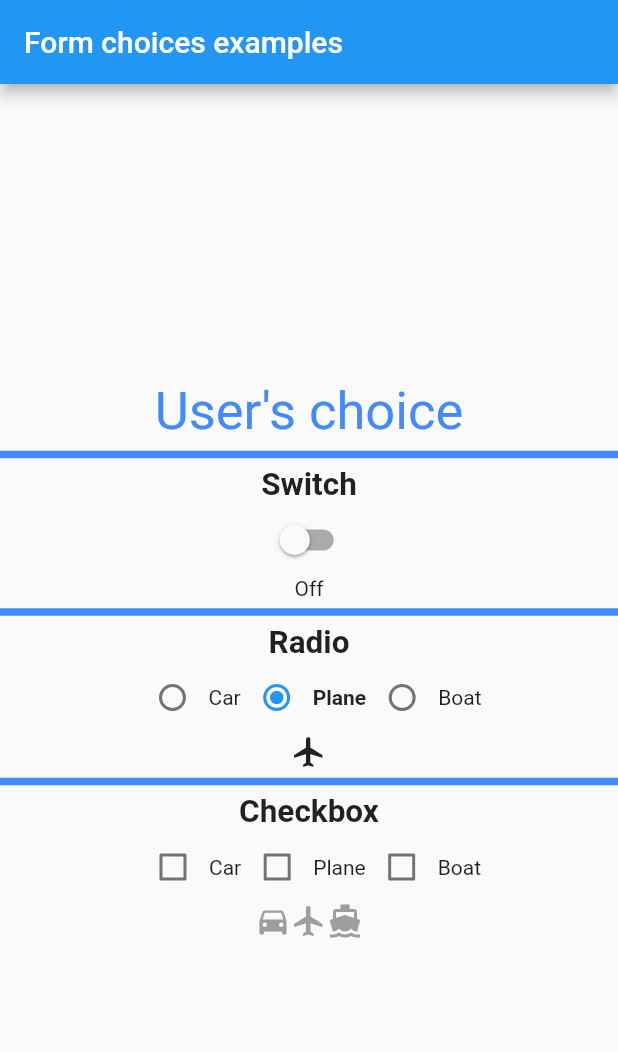
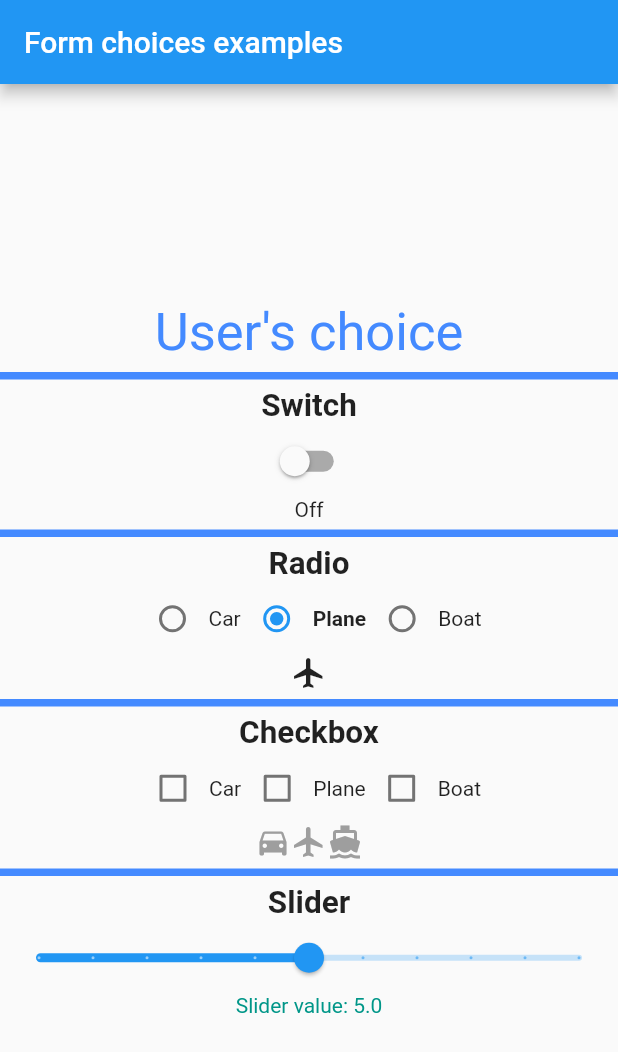
Before and after one commit to houcem-h/dsi3_forms_choices, a Flutter app: the screen it shows after launch, on a phone screen of 412 x 824 dp. Shown: the top 1052 px of the screen. Run offline on Flutter 3.47's test engine with Material 2 defaults, Android fonts, the phone set to English and light mode, and no system bars.

Commit message:
make choices using Slider

```diff
--- a/lib/main.dart
+++ b/lib/main.dart
@@ -37,11 +37,13 @@ class _MyHomePageState extends State<MyHomePage> {
   ChoicesList _radioChoice = ChoicesList.plane;
   Icon _radioIcon = const Icon(Icons.flight);
 
-  Map _mapTransport = {
+  final Map _mapTransport = {
     ChoicesList.car: false,
     ChoicesList.plane: false,
     ChoicesList.boat: false
   };
+
+  double _sliderChoice = 5.0;
 
   @override
   Widget build(BuildContext context) {
@@ -182,6 +184,24 @@ class _MyHomePageState extends State<MyHomePage> {
                 ),
               ],
             ),
+            const Divider(color: Colors.blueAccent, thickness: 5),
+            const Text("Slider", style: TextStyle(fontWeight: FontWeight.bold, fontSize: 21)),
+            Slider(
+              value: _sliderChoice,
+              label: "$_sliderChoice",
+              min: 0.0,
+              max: 10.0,
+              divisions: 10,
+              onChanged: (value) {
+                setState(() {
+                  _sliderChoice = value;
+                });
+              },
+            ),
+            Text(
+              "Slider value: $_sliderChoice",
+              style: TextStyle(color: _sliderChoice > 5 ? Colors.red : Colors.teal),
+            ),
           ],
         ),
       ),
```
